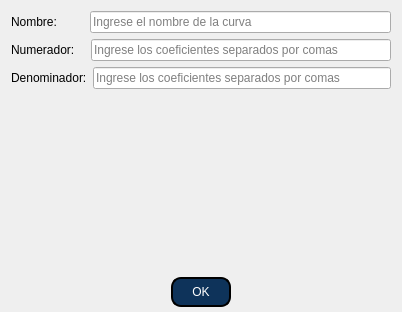
The window that Grupal/Plot Tool (Python)/src/ui/designer/HWindow.ui (KevinWahle/TC-Plot-Tool) describes before a commit, drawn with Qt 5.
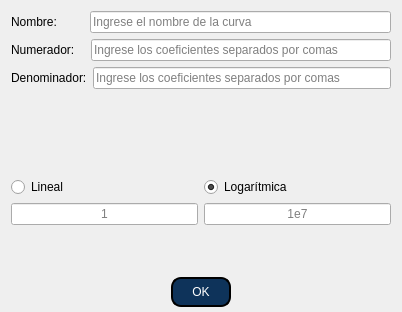
The same window after the commit. Custom widgets are drawn as their Qt base class.

Commit message: Updates en la interfaz y acualizacion de librerias

```diff
--- a/Grupal/Plot Tool (Python)/src/ui/designer/HWindow.ui
+++ b/Grupal/Plot Tool (Python)/src/ui/designer/HWindow.ui
@@ -119,7 +119,61 @@
       </layout>
      </item>
      <item>
-      <widget class="TeXtLabel" name="widgetTransferencia" native="true"/>
+      <widget class="TeXLabel" name="widgetTransferencia" native="true"/>
+     </item>
+     <item>
+      <layout class="QHBoxLayout" name="horizontalLayout_4">
+       <item>
+        <widget class="QRadioButton" name="freqLinRbtn">
+         <property name="text">
+          <string>Lineal</string>
+         </property>
+         <attribute name="buttonGroup">
+          <string notr="true">freqTypeGroup</string>
+         </attribute>
+        </widget>
+       </item>
+       <item>
+        <widget class="QRadioButton" name="freqLogRbtn">
+         <property name="text">
+          <string>Logarítmica</string>
+         </property>
+         <property name="checked">
+          <bool>true</bool>
+         </property>
+         <attribute name="buttonGroup">
+          <string notr="true">freqTypeGroup</string>
+         </attribute>
+        </widget>
+       </item>
+      </layout>
+     </item>
+     <item>
+      <layout class="QHBoxLayout" name="horizontalLayout_5">
+       <property name="sizeConstraint">
+        <enum>QLayout::SetDefaultConstraint</enum>
+       </property>
+       <item>
+        <widget class="QLineEdit" name="lineEdit_2">
+         <property name="alignment">
+          <set>Qt::AlignCenter</set>
+         </property>
+         <property name="placeholderText">
+          <string>1</string>
+         </property>
+        </widget>
+       </item>
+       <item>
+        <widget class="QLineEdit" name="lineEdit">
+         <property name="alignment">
+          <set>Qt::AlignCenter</set>
+         </property>
+         <property name="placeholderText">
+          <string>1e7</string>
+         </property>
+        </widget>
+       </item>
+      </layout>
      </item>
      <item alignment="Qt::AlignHCenter|Qt::AlignBottom">
       <widget class="QPushButton" name="okBtn">
@@ -155,12 +209,15 @@
  </widget>
  <customwidgets>
   <customwidget>
-   <class>TeXtLabel</class>
+   <class>TeXLabel</class>
    <extends>QWidget</extends>
-   <header>TeXtLabel.h</header>
+   <header>src.ui.widgets.TeXLabel</header>
    <container>1</container>
   </customwidget>
  </customwidgets>
  <resources/>
  <connections/>
+ <buttongroups>
+  <buttongroup name="freqTypeGroup"/>
+ </buttongroups>
 </ui>
```
The commit also changes 7 other files.
